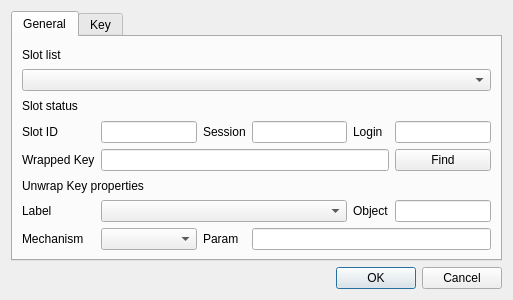
This is HsmMan/unwrap_key_dlg.ui in jykim74/CryptokiMan as Qt 5 draws it before an edit. The edited form follows.
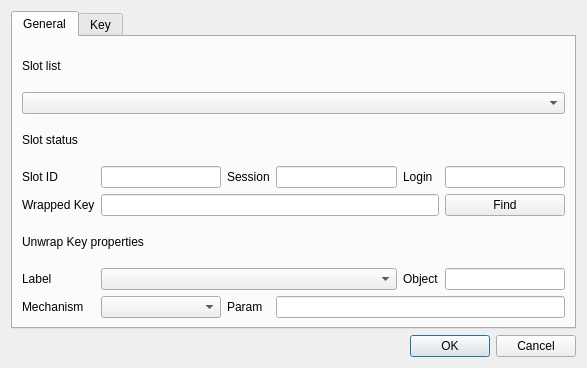
This is the edited form.

```diff
--- a/HsmMan/unwrap_key_dlg.ui
+++ b/HsmMan/unwrap_key_dlg.ui
@@ -6,8 +6,8 @@
    <rect>
     <x>0</x>
     <y>0</y>
-    <width>513</width>
-    <height>300</height>
+    <width>587</width>
+    <height>368</height>
    </rect>
   </property>
   <property name="windowTitle">
```
Left out of the diff: 2 changed lines with no effect on the pictures.
